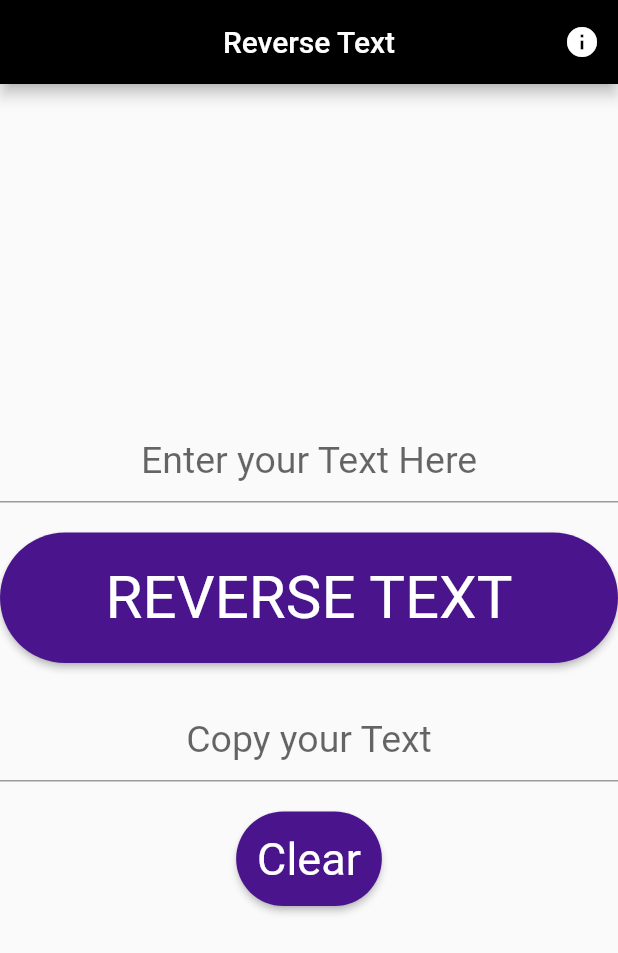
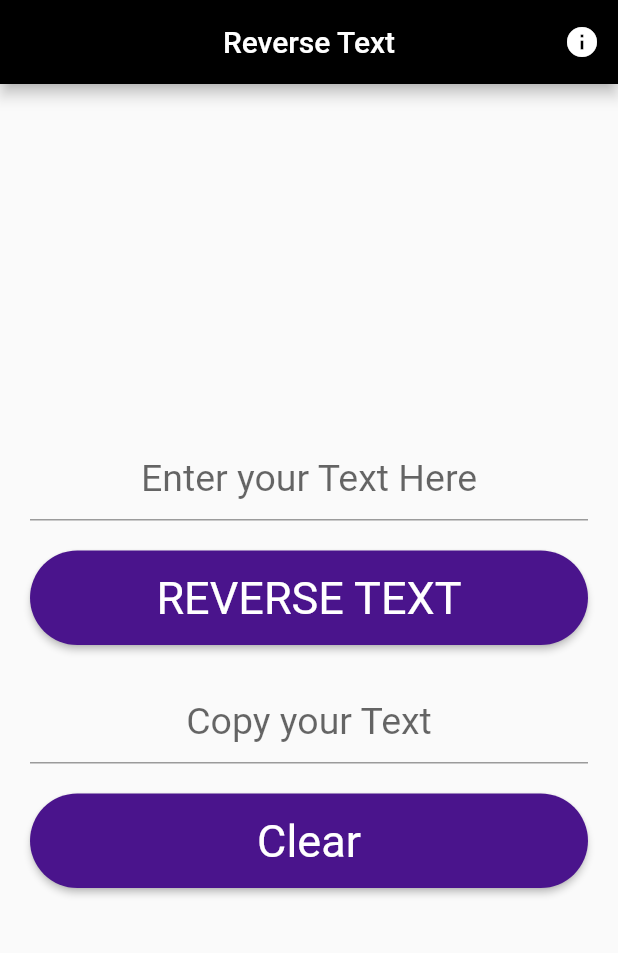
Before and after one commit to code-simple/REVERSE_TEXT, a Flutter app: the screen it shows after launch, on a phone screen of 412 x 824 dp. Shown: the top 953 px of the screen. Run offline on Flutter 3.47's test engine with Material 2 defaults, Android fonts, the phone set to English and light mode, and no system bars.

Commit message:
Listview instead of Container

```diff
--- a/lib/ui/ReverseText.dart
+++ b/lib/ui/ReverseText.dart
@@ -45,10 +45,10 @@ class ReverseTextState extends State<ReverseText> {
             )
           ],
         ),
-      body: new Container(
-          alignment: Alignment.center,
-          child: new Column(
-            mainAxisAlignment: MainAxisAlignment.center,
+        body: Center(
+          child: new ListView(
+            shrinkWrap: true,
+            padding: const EdgeInsets.all(20.0),
             children: <Widget>[
               new TextField(
                 style: TextStyle(fontSize: 30),
@@ -108,8 +108,8 @@ class ReverseTextState extends State<ReverseText> {
                     style: TextStyle(fontSize: 30, color: Colors.white),
                   ))
             ],
-          )),
-    );
+          ),
+        ));
   }
 }
 
--- a/lib/ui/common.dart
+++ b/lib/ui/common.dart
@@ -18,10 +18,10 @@ class CustomColor extends StatelessWidget {
           borderRadius: BorderRadius.circular(50),
         ),
         fillColor: myColor,
-        padding: EdgeInsets.all(20.0),
+        padding: EdgeInsets.all(14.0),
         child: Text(
           text,
-          style: TextStyle(fontSize: 40, color: Colors.white),
+          style: TextStyle(fontSize: 30, color: Colors.white),
         ),
       ),
     ));
```
Lines whose indentation alone changed are shown as unchanged.
